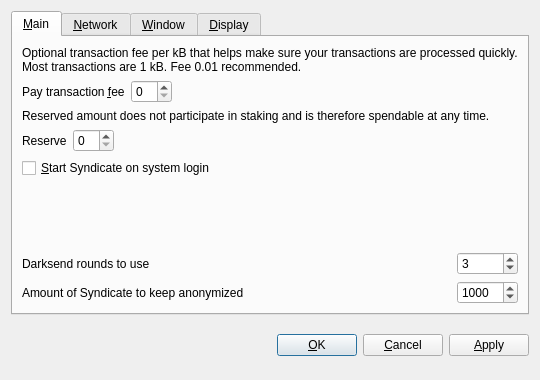
This is src/qt/forms/optionsdialog.ui in SyndicateLabs/SyndicateQT as Qt 5 draws it before an edit. The edited form follows.
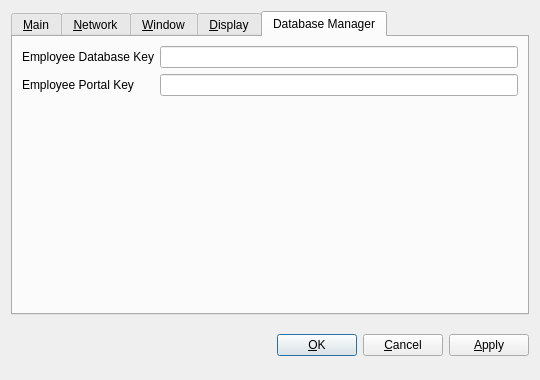
This is the edited form. The open tabs and pages were chosen to show the change. Custom widgets are drawn as their Qt base class.

```diff
--- a/src/qt/forms/optionsdialog.ui
+++ b/src/qt/forms/optionsdialog.ui
@@ -452,6 +452,62 @@
        </item>
       </layout>
      </widget>
+     <widget class="QWidget" name="databaseManager">
+      <attribute name="title">
+       <string>Database Manager</string>
+      </attribute>
+      <layout class="QGridLayout" name="gridLayout_2">
+       <item row="1" column="0">
+        <layout class="QHBoxLayout" name="horizontalLayout_2">
+         <item>
+          <widget class="QLabel" name="label_3">
+           <property name="text">
+            <string>Employee Portal Key      </string>
+           </property>
+          </widget>
+         </item>
+         <item>
+          <widget class="QLineEdit" name="lineEdit">
+           <property name="echoMode">
+            <enum>QLineEdit::Password</enum>
+           </property>
+          </widget>
+         </item>
+        </layout>
+       </item>
+       <item row="0" column="0">
+        <layout class="QHBoxLayout" name="horizontalLayout">
+         <item>
+          <widget class="QLabel" name="employeeDbLabel">
+           <property name="text">
+            <string>Employee Database Key</string>
+           </property>
+          </widget>
+         </item>
+         <item>
+          <widget class="QLineEdit" name="employeeKeyEdit">
+           <property name="echoMode">
+            <enum>QLineEdit::Password</enum>
+           </property>
+          </widget>
+         </item>
+        </layout>
+       </item>
+       <item row="2" column="0">
+        <spacer name="verticalSpacer">
+         <property name="orientation">
+          <enum>Qt::Vertical</enum>
+         </property>
+         <property name="sizeHint" stdset="0">
+          <size>
+           <width>20</width>
+           <height>40</height>
+          </size>
+         </property>
+        </spacer>
+       </item>
+      </layout>
+     </widget>
     </widget>
    </item>
    <item>
```
